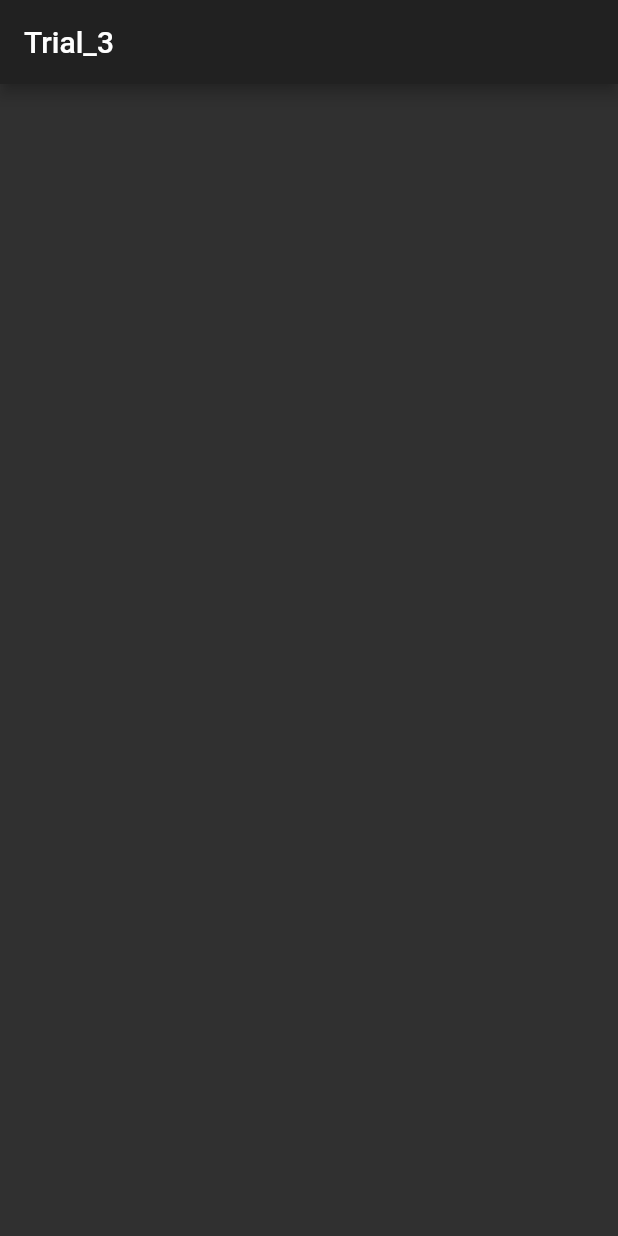
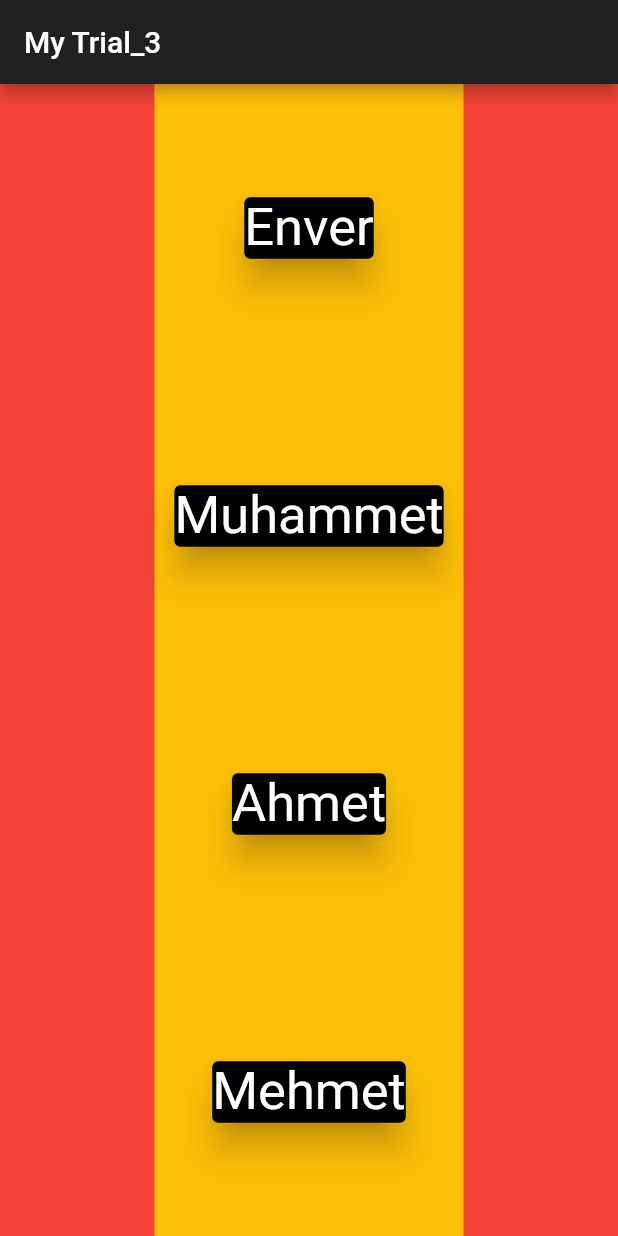
Before and after one commit to koyuboy/development, a Flutter app: the screen it shows after launch, on a phone screen of 412 x 824 dp. Run offline on Flutter 3.47's test engine with Material 2 defaults, Android fonts, the phone set to English and light mode, and no system bars.

Commit message:
trial_3 some trials on it

```diff
--- a/MyTrials/trial_3/lib/main.dart
+++ b/MyTrials/trial_3/lib/main.dart
@@ -1,4 +1,5 @@
 import 'package:flutter/material.dart';
+import 'package:flutter/rendering.dart';
 
 void main() {
   runApp(MyApp());
@@ -22,57 +23,48 @@ class MyApp extends StatelessWidget {
 }
 
 class MyHomePage extends StatelessWidget {
-  Widget stopWatch() {
-    return Container(
-      child: Column(
-        children: <Widget>[
-          Expanded(
-            flex: 6,
-            child: Container(
-              alignment: Alignment.center,
-              child: Text(
-                '00:00:00',
-                style: TextStyle(
-                  fontSize: 50.0,
-                  fontWeight: FontWeight.bold,
-                ),
-              ),
-            ),
-          ),
-          Expanded(
-            flex: 4,
-            child: Container(
-              child: Column(
-                children: <Widget>[
-                  Row(
-                    children: <Widget>[
-                      RaisedButton(
-                        onPressed: () {},
-                        color: Colors.red,
-                        child: Text(
-                          'Stop',
-                          style: TextStyle(
-                            fontSize: 20.0,
-                            color: Colors.white,
-                          ),
-                        ),
-                      )
-                    ],
-                  )
-                ],
-              ),
-            ),
-          ),
-        ],
-      ),
-    );
-  }
+  final names = ["Enver", "Muhammet", "Ahmet", "Mehmet"];
 
   @override
   Widget build(BuildContext context) {
+    MediaQueryData mediaQuery = MediaQuery.of(context);
     return Scaffold(
       appBar: AppBar(
-        title: Text('Trial_3'),
+        title: Text("My Trial_3"),
+      ),
+      body: Center(
+        child: Container(
+          height: (mediaQuery.size.height -
+                  AppBar().preferredSize.height -
+                  mediaQuery.padding.top) *
+              1,
+          width: double.infinity,
+          color: Colors.red,
+          child: LayoutBuilder(
+            builder: (ctx, constraints) => Column(
+              children: <Widget>[
+                ...names
+                    .map(
+                      (item) => Container(
+                        height: constraints.maxHeight * 0.25,
+                        width: constraints.maxWidth * 0.5,
+                        alignment: Alignment.center,
+                        color: Colors.amber,
+                        child: Card(
+                          child: Text(
+                            item,
+                            textScaleFactor: 2.5,
+                          ),
+                          color: Colors.black,
+                          elevation: 10,
+                        ),
+                      ),
+                    )
+                    .toList(),
+              ],
+            ),
+          ),
+        ),
       ),
     );
   }
--- a/MyTrials/trial_3/pubspec.yaml
+++ b/MyTrials/trial_3/pubspec.yaml
@@ -19,7 +19,6 @@ environment:
 dependencies:
   flutter:
     sdk: flutter
-  analog_clock: ^0.0.1
 
   # The following adds the Cupertino Icons font to your application.
   # Use with the CupertinoIcons class for iOS style icons.
```
Also changed, not shown: MyTrials/trial_3/pubspec.lock.
